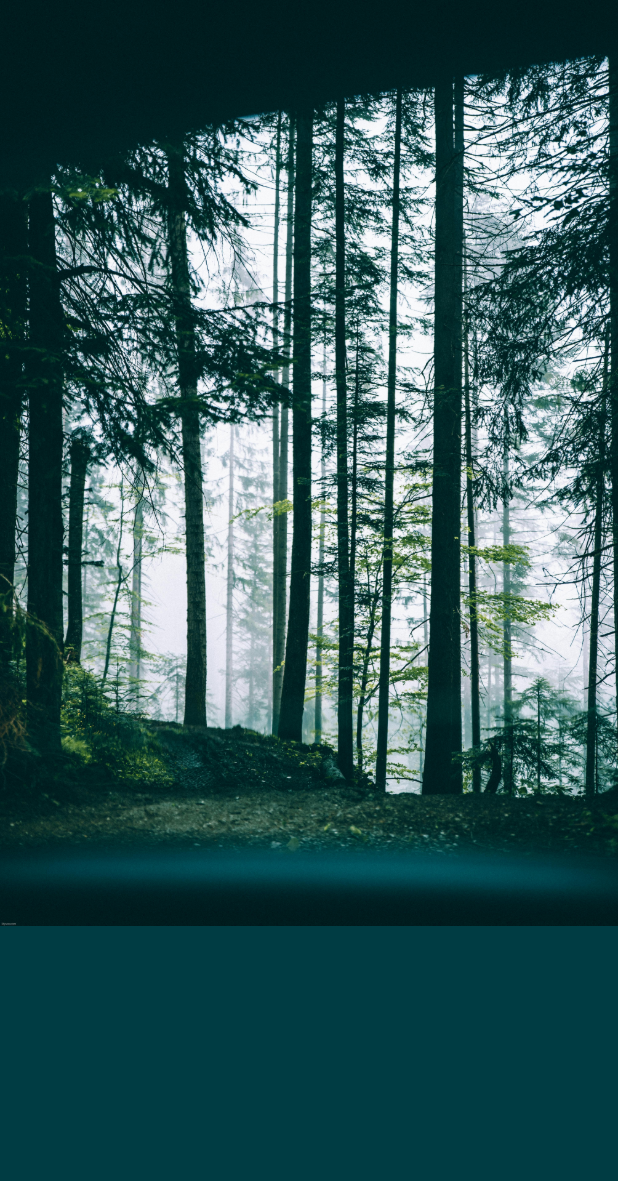
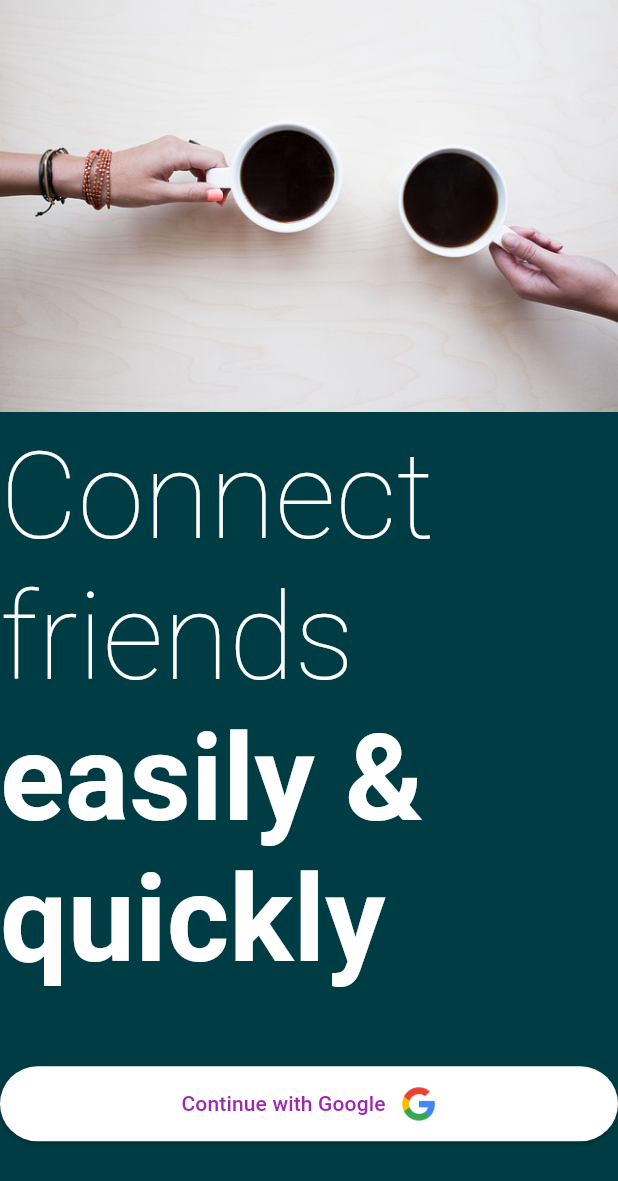
Before and after one commit to anshulkapoor08/AlumChat, a Flutter app: the screen it shows after launch, on a phone screen of 412 x 824 dp. Shown: the top 1181 px of the screen. Run offline on Flutter 3.47's test engine with Material 3 defaults, Android fonts, the phone set to English and light mode, and no system bars; our stand-ins replace lottie.

Commit message:
signupPage UI complete

```diff
--- a/lib/screens/signin_screen.dart
+++ b/lib/screens/signin_screen.dart
@@ -19,33 +19,132 @@ class _SignInPageState extends State<SignInPage> {
         backgroundColor: color1,
         body: SafeArea(
           child: Column(
+            mainAxisSize: MainAxisSize.min,
+            mainAxisAlignment: MainAxisAlignment.start,
+            crossAxisAlignment: CrossAxisAlignment.start,
             children: [
               Image.asset(
-            'assets/images/tt.jpg',
+                'assets/images/cht.jpg',
               ),
+              const SizedBox(
+                height: 10,
+              ),
+               RichText(
+                text:const TextSpan(
+                  children: [
+                    TextSpan(
+                      text: 'Connect',
+                      style: TextStyle(
+                        color: Colors.white,
+                        fontSize: 80,
+                        fontWeight: FontWeight.w200,
+                      ),
+                    ),
+                    TextSpan(
+                      text: '\nfriends',
+                      style: TextStyle(
+                        color: Colors.white,
+                        fontSize: 80,
+                        fontWeight: FontWeight.w200,
+                      ),
+                    ),
+                    TextSpan(
+                      text: '\neasily &',
+                      style: TextStyle(
+                        color: Colors.white,
+                        fontSize: 80,
+                        fontWeight: FontWeight.bold,
+                      ),
+                    ),
+                    TextSpan(
+                      text: '\nquickly',
+                      style: TextStyle(
+                        color: Colors.white,
+                        fontSize: 80,
+                        fontWeight: FontWeight.bold,
+                      ),
+                    ),
+                  ],
+                ),
+                textAlign: TextAlign.left,
+              ),
+             const SizedBox(
+                height: 50,
+              ),
+            //  const Padding(
+
+            //   padding: EdgeInsets.only(top: 8.0),
+            //     child: Text(
+            //       'Connect',
+            //       textAlign: TextAlign.right,
+            //       style: TextStyle(
+            //           color: Colors.white,
+            //           fontSize: 80,
+            //           fontWeight: FontWeight.w200),
+            //     ),
+            //   ),
+            //   const Padding(
+
+            //   padding: EdgeInsets.only(top: 0.0),
+            //     child: Text(
+            //       'friends',
+            //       textAlign: TextAlign.right,
+            //       style: TextStyle(
+            //           color: Colors.white,
+            //           fontSize: 80,
+            //           fontWeight: FontWeight.w200),
+            //     ),
+            //   ),
+            //   // const SizedBox(
+            //   //   height: 10,
+            //   // ),
+
+            //  const Padding(
+            //      padding: EdgeInsets.only(top: 0.0),
+            //     child:  Text(
+            //       'easily &',
+            //       textAlign: TextAlign.right,
+            //       style: TextStyle(
+            //           color: Colors.white,
+            //           fontSize: 80,
+            //           fontWeight: FontWeight.bold),
+            //     ),
+            //   ),
+            //  const Padding(
+            //      padding: EdgeInsets.only(top: 0.0),
+            //     child: Text(
+            //       'quickly',
+            //       textAlign: TextAlign.right,
+            //       style: TextStyle(
+            //         color: Colors.white,
+            //         fontSize: 80,
+            //         fontWeight: FontWeight.bold,
+            //       ),
+            //     ),
+            //   ),
               SizedBox(
-            height: 40,
+                width: double.infinity,
+                height: 50,
+
+                child: ElevatedButton(
+                 style: ButtonStyle(
+              backgroundColor: MaterialStateProperty.all<Color>(Colors.white), // Background color
+              foregroundColor: MaterialStateProperty.all<Color>(Colors.purple), // Text color
             ),
-          //  SizedBox(
-          //   width: double.infinity,
-          //   height: 50,
-          //   // height: double.infinity,
-          //   child: ElevatedButton(
-          //     onPressed: () {},
-          //     child: Row(
-          //       mainAxisSize: MainAxisSize.min,
-          //       children: [
-          //         Image.asset(
-          //           'assets/images/googlogo.png', // Replace with your Google logo asset
-          //           height: 24.0,
-          //         ),
-          //         const SizedBox(width: 10.0),
-          //         const Text('Continue with Google'),
-          //       ],
-          //     ),
-
-          //   ),
-          // ),
+                  onPressed: () {},
+                  child: Row(
+                    mainAxisSize: MainAxisSize.min,
+                    children: [
+                      const Text('Continue with Google'),
+                      const SizedBox(width: 10.0),
+                      Image.asset(
+                        'assets/images/googlogo.png', // Replace with your Google logo asset
+                        height: 24.0,
+                      ),
+                    ],
+                  ),
+                ),
+              ),
             ],
           ),
         ));
```
Lines whose indentation alone changed are shown as unchanged.
